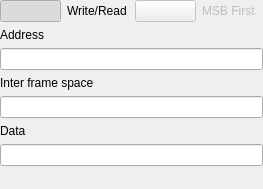
Before: the Qt Designer form ui/patterns/i2cpatternui.ui in analogdevicesinc/scopy, drawn with Qt 5.
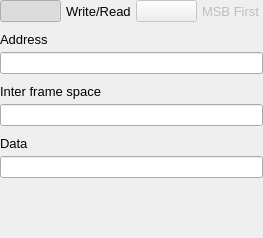
After: the same form once the commit is applied. Custom widgets are drawn as their Qt base class.

Commit message: PatternGenerator: Fix spacing and set font size

What changed in the file:
```diff
--- a/ui/patterns/i2cpatternui.ui
+++ b/ui/patterns/i2cpatternui.ui
@@ -7,7 +7,7 @@
     <x>0</x>
     <y>0</y>
     <width>263</width>
-    <height>189</height>
+    <height>238</height>
    </rect>
   </property>
   <property name="sizePolicy">
@@ -20,6 +20,9 @@
    <string>Form</string>
   </property>
   <layout class="QVBoxLayout" name="verticalLayout">
+   <property name="spacing">
+    <number>10</number>
+   </property>
    <property name="leftMargin">
     <number>0</number>
    </property>
@@ -34,6 +37,9 @@
    </property>
    <item>
     <layout class="QHBoxLayout" name="horizontalLayout_3">
+     <property name="spacing">
+      <number>5</number>
+     </property>
      <property name="topMargin">
       <number>0</number>
      </property>
@@ -52,6 +58,9 @@
      </item>
      <item>
       <widget class="QLabel" name="label_4">
+       <property name="styleSheet">
+        <string notr="true">font-size: 13px;</string>
+       </property>
        <property name="text">
         <string>Write/Read</string>
        </property>
@@ -75,6 +84,9 @@
        <property name="enabled">
         <bool>false</bool>
        </property>
+       <property name="styleSheet">
+        <string notr="true">font-size: 13px;</string>
+       </property>
        <property name="text">
         <string>MSB First</string>
        </property>
@@ -83,7 +95,18 @@
     </layout>
    </item>
    <item>
+    <layout class="QVBoxLayout" name="verticalLayout_2">
+     <property name="spacing">
+      <number>5</number>
+     </property>
+     <property name="topMargin">
+      <number>0</number>
+     </property>
+     <item>
     <widget class="QLabel" name="label">
+       <property name="styleSheet">
+        <string notr="true">font-size: 13px;</string>
+       </property>
      <property name="text">
       <string>Address</string>
      </property>
@@ -92,8 +115,21 @@
    <item>
     <widget class="QLineEdit" name="LE_address"/>
    </item>
+    </layout>
+   </item>
+   <item>
+    <layout class="QVBoxLayout" name="verticalLayout_3">
+     <property name="spacing">
+      <number>5</number>
+     </property>
+     <property name="topMargin">
+      <number>0</number>
+     </property>
    <item>
     <widget class="QLabel" name="label_5">
+       <property name="styleSheet">
+        <string notr="true">font-size: 13px;</string>
+       </property>
      <property name="text">
       <string>Inter frame space</string>
      </property>
@@ -102,8 +138,21 @@
    <item>
     <widget class="QLineEdit" name="LE_IFS"/>
    </item>
+    </layout>
+   </item>
+   <item>
+    <layout class="QVBoxLayout" name="verticalLayout_4">
+     <property name="spacing">
+      <number>5</number>
+     </property>
+     <property name="topMargin">
+      <number>0</number>
+     </property>
    <item>
     <widget class="QLabel" name="label_2">
+       <property name="styleSheet">
+        <string notr="true">font-size: 13px;</string>
+       </property>
      <property name="text">
       <string>Data</string>
      </property>
@@ -111,6 +160,8 @@
    </item>
    <item>
     <widget class="QLineEdit" name="LE_toSend"/>
+     </item>
+    </layout>
    </item>
    <item>
     <spacer name="verticalSpacer">
```
Lines whose indentation alone changed are shown as unchanged. The commit also changes 8 other files.
